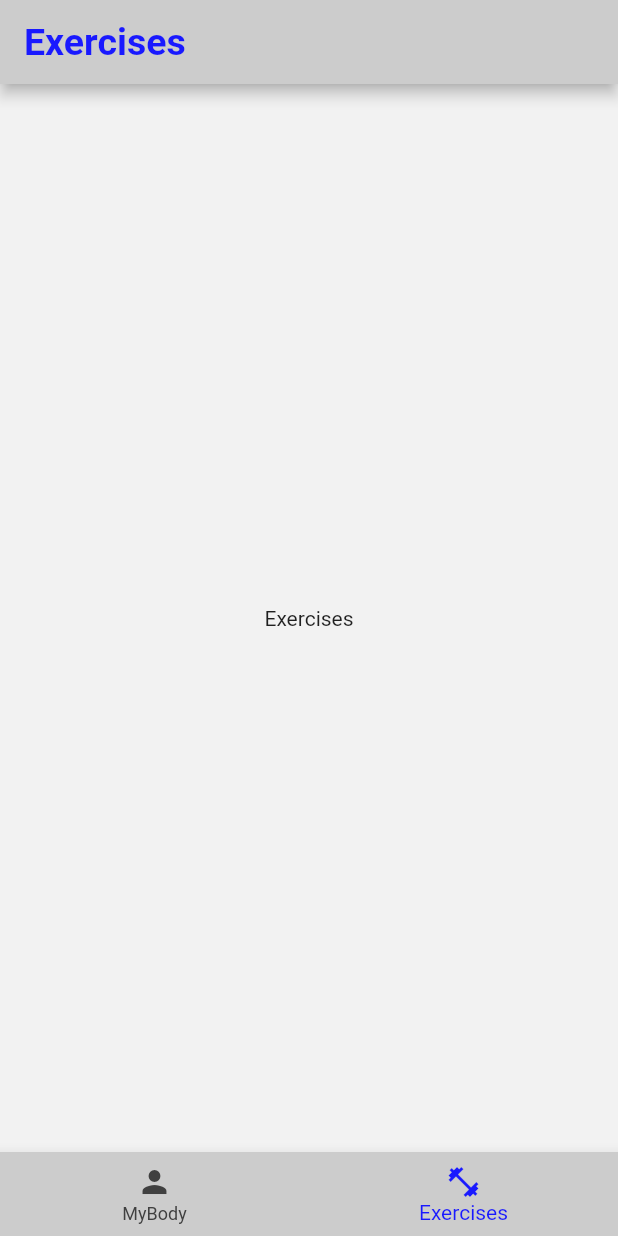
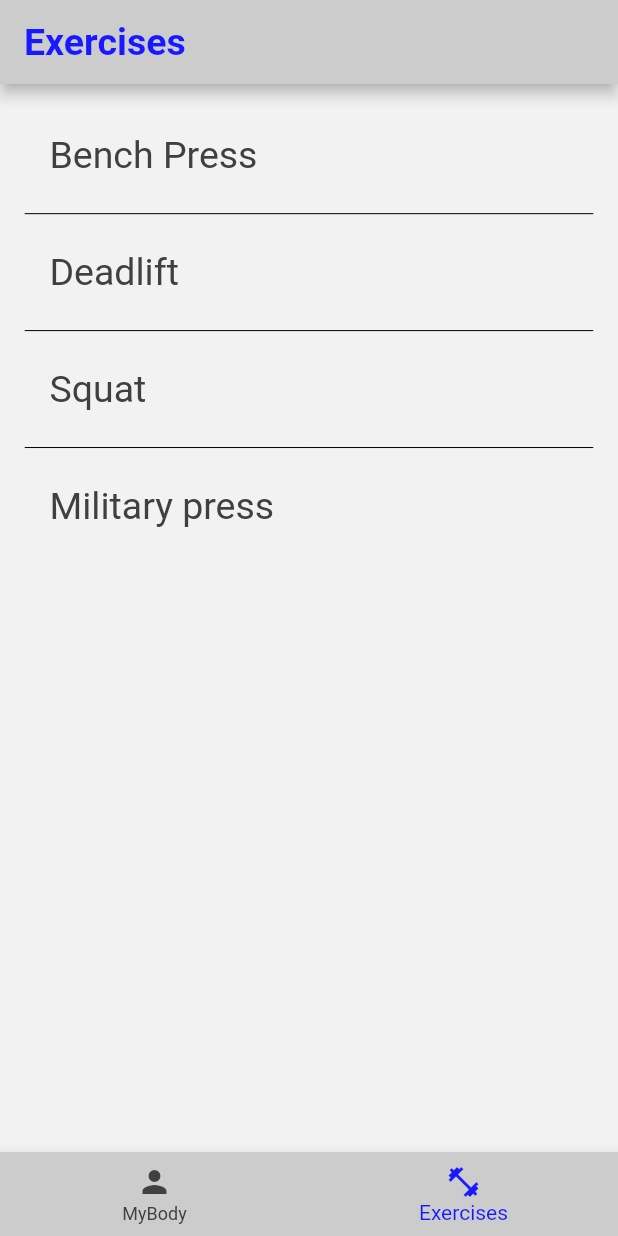
Before and after one commit to fforjan7/Gymgress, a Flutter app: the screen it shows after launch, item 2 of the bottom bar chosen, on a phone screen of 412 x 824 dp. Run offline on Flutter 3.47's test engine with Material 2 defaults, Android fonts, the phone set to English and light mode, and no system bars; our stand-ins replace charts_flutter, image_picker, sqflite; accounts and stored records are empty.

Commit message:
bugfixes and added exercises screen funcionality

```diff
--- a/lib/main.dart
+++ b/lib/main.dart
@@ -3,7 +3,8 @@ import 'dart:io' as io;
 import 'package:flutter/material.dart';
 import 'package:path_provider/path_provider.dart';
 
-import 'screens/exercises_screen.dart';
+import 'screens/exercisescreen.dart';
+import 'screens/exerciseslist_screen.dart';
 import 'screens/gallery_screen.dart';
 import 'screens/mybody_screen.dart';
 import 'screens/newphoto_screen.dart';
@@ -73,9 +74,10 @@ class _MyAppState extends State<MyApp> {
       routes: {
         '/': (ctx) => TabsScreen(),
         MyBodyScreen.routeName: (ctx) => MyBodyScreen(),
-        ExercisesScreen.routeName: (ctx) => ExercisesScreen(),
+        ExercisesListScreen.routeName: (ctx) => ExercisesListScreen(),
         NewPhotoScreen.nameRoute: (ctx) => NewPhotoScreen(),
         GalleryScreen.routeName: (ctx) => GalleryScreen(),
+        ExerciseScreen.routeName: (ctx) => ExerciseScreen(),
       },
     );
   }
--- /dev/null
+++ b/lib/models/exercise.dart
@@ -0,0 +1,27 @@
+
+class Exercise {
+  final int id;
+  final String name;
+
+  const Exercise({this.id, this.name});
+}
+
+
+const exercises_list = const [
+  Exercise(
+    id: 0,
+    name: 'Bench Press',
+  ),
+  Exercise(
+    id: 0,
+    name: 'Deadlift',
+  ),
+  Exercise(
+    id: 0,
+    name: 'Squat',
+  ),
+  Exercise(
+    id: 0,
+    name: 'Military press',
+  ),
+];
--- a/lib/screens/exercises_screen.dart
+++ /dev/null
@@ -1,14 +0,0 @@
-import 'package:flutter/material.dart';
-
-class ExercisesScreen extends StatelessWidget {
-  static const routeName = '/exercises';
-
-  @override
-  Widget build(BuildContext context) {
-    return Center(
-        child: Container(
-          child: Text('Exercises'),
-        ),
-      );
-  }
-}
--- /dev/null
+++ b/lib/screens/exerciseslist_screen.dart
@@ -0,0 +1,25 @@
+import 'package:Gymgress/widgets/exerciseitem.dart';
+import 'package:flutter/material.dart';
+
+import '../models/exercise.dart';
+
+class ExercisesListScreen extends StatelessWidget {
+  static const routeName = '/exercisesList';
+
+  @override
+  Widget build(BuildContext context) {
+    MediaQueryData mediaQuery;
+    mediaQuery = MediaQuery.of(context);
+
+    return ListView.separated(
+        itemCount: exercises_list.length,
+        padding: EdgeInsets.all(mediaQuery.size.height * 0.02),
+        separatorBuilder: (context, index) => Divider(
+              color: Colors.black,
+            ),
+        itemBuilder: (context, index) => ExerciseItem(
+              id: exercises_list[index].id,
+              name: exercises_list[index].name,
+            ));
+  }
+}
--- a/lib/screens/tabs_screen.dart
+++ b/lib/screens/tabs_screen.dart
@@ -1,4 +1,4 @@
-import 'package:Gymgress/screens/exercises_screen.dart';
+import 'package:Gymgress/screens/exerciseslist_screen.dart';
 import 'package:Gymgress/screens/mybody_screen.dart';
 import 'package:flutter/material.dart';
 
@@ -19,7 +19,7 @@ class _TabsScreenState extends State<TabsScreen> {
         'title': 'MyBody',
       },
       {
-        'page': ExercisesScreen(),
+        'page': ExercisesListScreen(),
         'title': 'Exercises',
       },
     ];
--- /dev/null
+++ b/lib/widgets/exerciseitem.dart
@@ -0,0 +1,36 @@
+import 'package:Gymgress/screens/exercisescreen.dart';
+import 'package:flutter/material.dart';
+
+class ExerciseItem extends StatelessWidget {
+  final int id;
+  final String name;
+
+  ExerciseItem({this.id, this.name});
+
+  void _selectCategory(BuildContext context) {
+    Navigator.of(context).pushNamed(ExerciseScreen.routeName, arguments: {
+      'id': id,
+      'name': name,
+    });
+  }
+
+  @override
+  Widget build(BuildContext context) {
+    MediaQueryData mediaQuery;
+    mediaQuery = MediaQuery.of(context);
+    return InkWell(
+      onTap: () => _selectCategory(context),
+      splashColor: Theme.of(context).accentColor,
+      child: Container(
+        padding: EdgeInsets.all(mediaQuery.size.height * 0.02),
+        child: Text(
+          name,
+          style: TextStyle(
+            color: Theme.of(context).accentColor,
+            fontSize: 25.0,
+          ),
+        ),
+      ),
+    );
+  }
+}
```
Also changed, not shown: lib/models/exercisesinfo.dart (added, +32 -0 lines), lib/screens/exercisescreen.dart (added, +38 -0 lines), lib/screens/mybody_screen.dart (+4 -4 lines), lib/widgets/chart.dart (+10 -12 lines), lib/models/exercises.dart (deleted).
